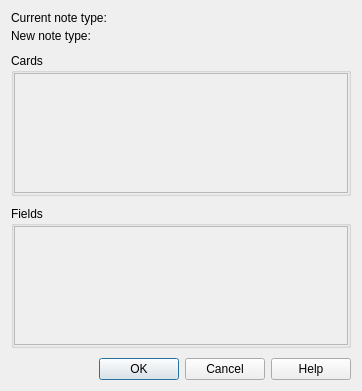
Above: qt/aqt/forms/changemodel.ui from ankitects/anki before the change. Below: the same form after it.
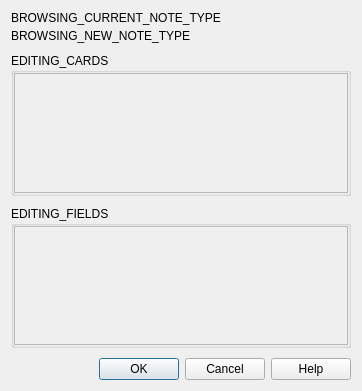
That is the form after the change.

Patch:
```diff
--- a/qt/aqt/forms/changemodel.ui
+++ b/qt/aqt/forms/changemodel.ui
@@ -25,7 +25,7 @@
      <item row="0" column="0">
       <widget class="QLabel" name="label_6">
        <property name="text">
-        <string>Current note type:</string>
+        <string>BROWSING_CURRENT_NOTE_TYPE</string>
        </property>
       </widget>
      </item>
@@ -48,7 +48,7 @@
      <item row="1" column="0">
       <widget class="QLabel" name="label">
        <property name="text">
-        <string>New note type:</string>
+        <string>BROWSING_NEW_NOTE_TYPE</string>
        </property>
       </widget>
      </item>
@@ -73,7 +73,7 @@
       </sizepolicy>
      </property>
      <property name="title">
-      <string>Cards</string>
+      <string>EDITING_CARDS</string>
      </property>
      <layout class="QVBoxLayout" name="verticalLayout_2">
       <property name="margin">
@@ -114,7 +114,7 @@
       </sizepolicy>
      </property>
      <property name="title">
-      <string>Fields</string>
+      <string>EDITING_FIELDS</string>
      </property>
      <layout class="QVBoxLayout" name="verticalLayout_3">
       <property name="margin">
```
Left out of the diff: 2 changed lines with no effect on the pictures.
